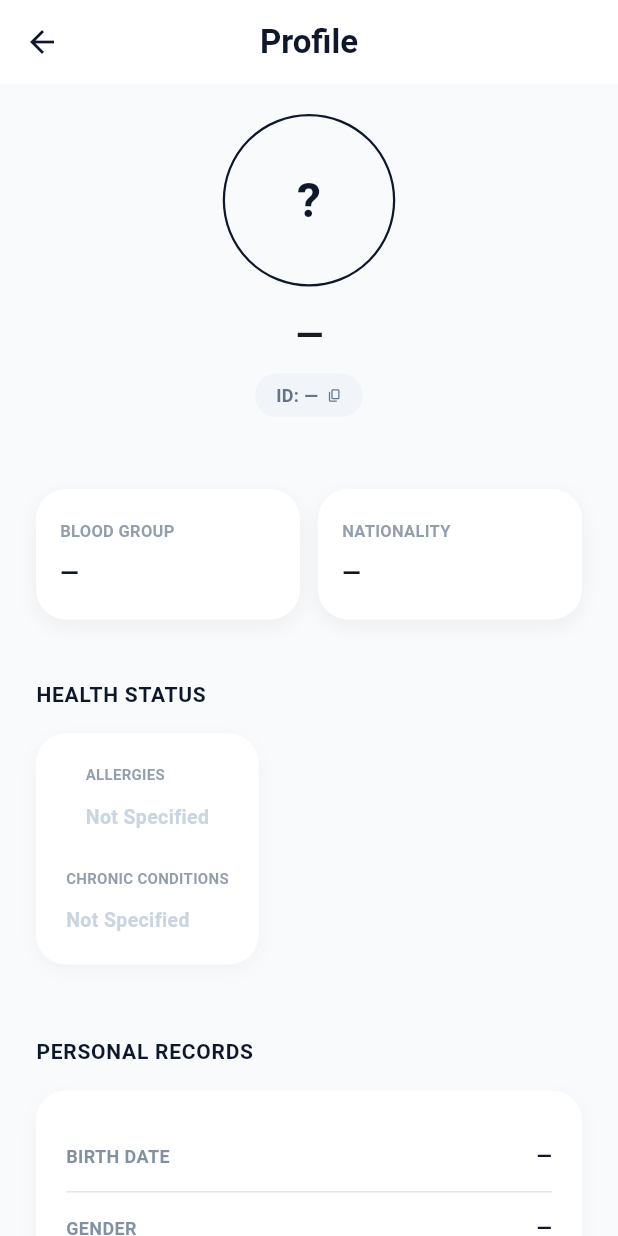
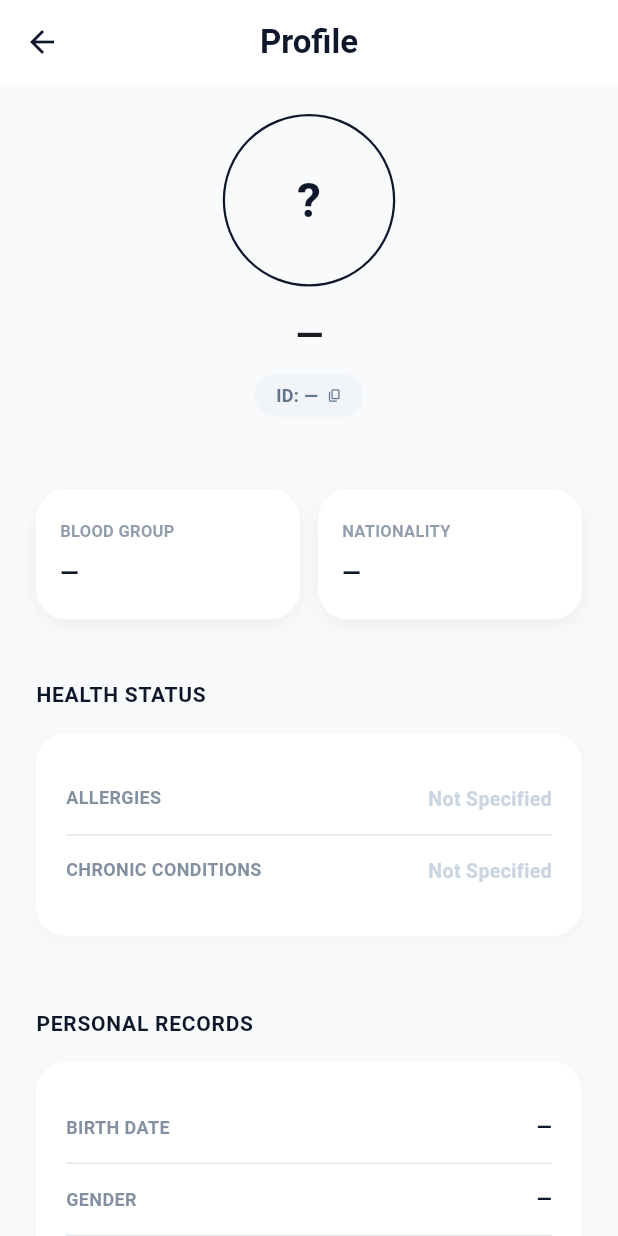
Before and after one commit to rkbyoo/Medilocker, a Flutter app: the ProfileScreen screen opened directly, on a phone screen of 412 x 824 dp. Run offline on Flutter 3.47's test engine with Material 3 defaults, Android fonts, the phone set to English and light mode, and no system bars; our stand-ins replace firebase_core, firebase_messaging, flutter_dotenv, pdf, printing, qr_flutter and 2 more; missing offline and left inert: add_2_calendar, maps_launcher; accounts and stored records are empty; network calls fail.

Commit message:
update: made the health status consistent in profile section

```diff
--- a/app-client/lib/screens/profile/profile_screen.dart
+++ b/app-client/lib/screens/profile/profile_screen.dart
@@ -277,7 +277,7 @@ class _ProfileScreenState extends State<ProfileScreen> {
                                       .toList() ??
                                   [],
                             ),
-                            const SizedBox(height: 24),
+                            const Divider(height: 1, color: AppColors.divider),
                             _buildMedicalSection(
                               'CHRONIC CONDITIONS',
                               patient?.chronicConditions
@@ -501,58 +501,40 @@ class _ProfileScreenState extends State<ProfileScreen> {
   }
 
   Widget _buildMedicalSection(String title, List<String> items) {
-    return Column(
+    final String valueText = items.isEmpty || items.every((i) => i.contains('No '))
+        ? 'Not Specified'
+        : items.join(', ');
+
+    return Padding(
+      padding: const EdgeInsets.symmetric(vertical: 14),
+      child: Row(
+        mainAxisAlignment: MainAxisAlignment.spaceBetween,
         crossAxisAlignment: CrossAxisAlignment.start,
         children: [
           Text(
             title,
             style: TextStyle(
-            fontSize: 10,
+              fontSize: 12,
               fontWeight: FontWeight.w600,
-            color: AppColors.textSecondary.withValues(alpha: 0.7),
-            letterSpacing: 0.2,
+              color: AppColors.textSecondary.withValues(alpha: 0.8),
             ),
           ),
-        const SizedBox(height: 12),
-        if (items.isEmpty || items.every((i) => i.contains('No ')))
-          const Text(
-            'Not Specified',
+          const SizedBox(width: 16),
+          Flexible(
+            child: Text(
+              valueText,
+              textAlign: TextAlign.right,
               style: TextStyle(
                 fontSize: 13,
-              fontWeight: FontWeight.w600,
-              color: Color(0xFFCBD5E1),
-            ),
-          )
-        else
-          Wrap(
-            spacing: 8,
-            runSpacing: 8,
-            children: items
-                .map(
-                  (item) => Container(
-                    padding: const EdgeInsets.symmetric(
-                      horizontal: 14,
-                      vertical: 8,
-                    ),
-                    decoration: BoxDecoration(
-                      border: Border.all(
-                        color: AppColors.textPrimary.withValues(alpha: 0.1),
-                      ),
-                      borderRadius: BorderRadius.circular(10),
-                    ),
-                    child: Text(
-                      item,
-                      style: const TextStyle(
-                        fontSize: 11,
-                        fontWeight: FontWeight.w600,
-                        color: AppColors.textPrimary,
+                fontWeight: FontWeight.bold,
+                color: valueText == 'Not Specified'
+                    ? const Color(0xFFCBD5E1)
+                    : AppColors.textPrimary,
               ),
             ),
           ),
-                )
-                .toList(),
+        ],
       ),
-      ],
     );
   }
 
```
Lines whose indentation alone changed are shown as unchanged.
